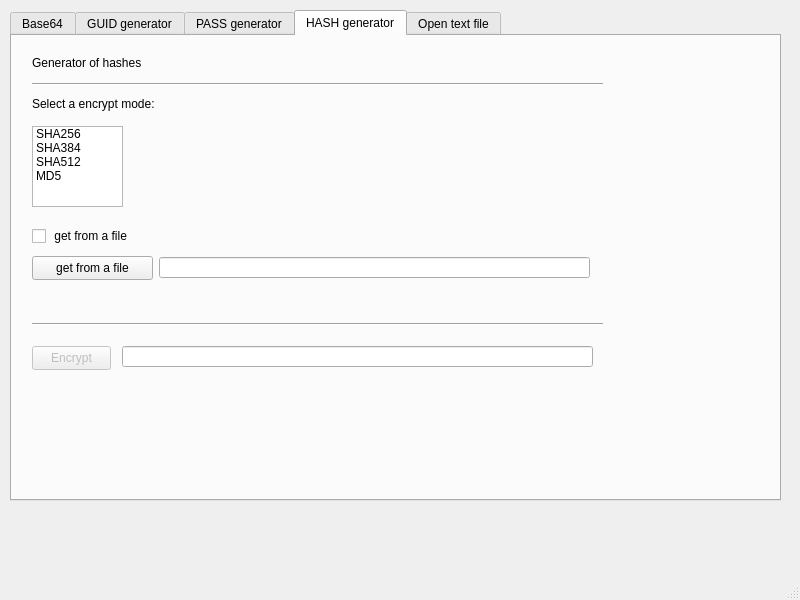
This is main_window.ui in TitoBarrosTI/fast-tools-for-dev as Qt 5 draws it before an edit. The edited form follows.
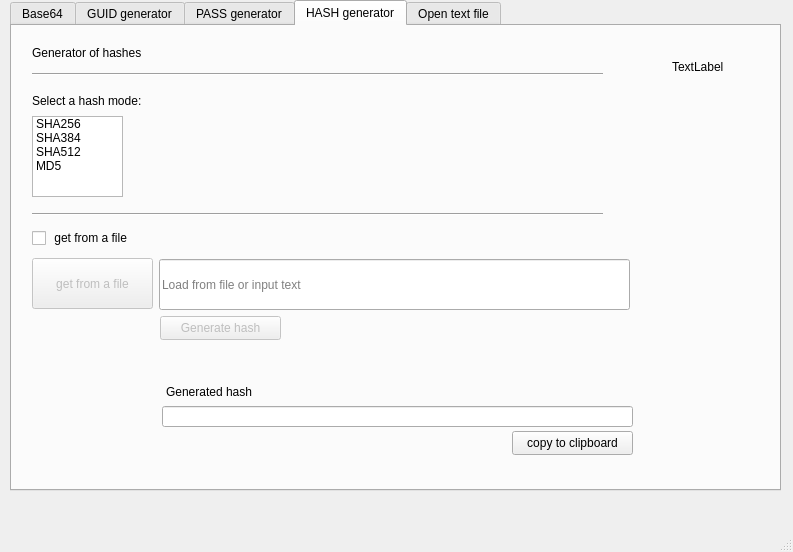
This is the edited form. The open tabs and pages were chosen to show the change.

Commit message:
feat(ui): update hash tab layout and fix widget bindings
- Refactored visual layout of the Hash tab
- Corrected widget names and fixed wrong component assignments
- Added new icons under static/icons

Diff of the .ui file:
```diff
--- a/main_window.ui
+++ b/main_window.ui
@@ -6,8 +6,8 @@
    <rect>
     <x>0</x>
     <y>0</y>
-    <width>800</width>
-    <height>600</height>
+    <width>793</width>
+    <height>552</height>
    </rect>
   </property>
   <property name="windowTitle">
@@ -24,7 +24,7 @@
     <property name="geometry">
      <rect>
       <x>10</x>
-      <y>10</y>
+      <y>0</y>
       <width>771</width>
       <height>491</height>
      </rect>
@@ -492,25 +492,28 @@
       </property>
       <property name="geometry">
        <rect>
-        <x>20</x>
-        <y>310</y>
-        <width>79</width>
+        <x>148</x>
+        <y>290</y>
+        <width>121</width>
         <height>24</height>
        </rect>
       </property>
       <property name="text">
-       <string>Encrypt</string>
+       <string>Generate hash</string>
       </property>
      </widget>
      <widget class="QLineEdit" name="edtHashGenerated">
       <property name="geometry">
        <rect>
-        <x>110</x>
-        <y>310</y>
+        <x>150</x>
+        <y>380</y>
         <width>471</width>
         <height>21</height>
        </rect>
       </property>
+      <property name="readOnly">
+       <bool>true</bool>
+      </property>
      </widget>
      <widget class="QCheckBox" name="chbxIsFile">
       <property name="enabled">
@@ -519,7 +522,7 @@
       <property name="geometry">
        <rect>
         <x>20</x>
-        <y>190</y>
+        <y>202</y>
         <width>121</width>
         <height>20</height>
        </rect>
@@ -531,13 +534,16 @@
        <string> get from a file</string>
       </property>
      </widget>
-     <widget class="QPushButton" name="btnGetFileForCrypto">
+     <widget class="QPushButton" name="btnGetFileForHash">
+      <property name="enabled">
+       <bool>false</bool>
+      </property>
       <property name="geometry">
        <rect>
         <x>20</x>
-        <y>220</y>
+        <y>232</y>
         <width>121</width>
-        <height>24</height>
+        <height>51</height>
        </rect>
       </property>
       <property name="toolTip">
@@ -551,17 +557,20 @@
       <property name="geometry">
        <rect>
         <x>147</x>
-        <y>221</y>
-        <width>431</width>
-        <height>21</height>
+        <y>233</y>
+        <width>471</width>
+        <height>51</height>
        </rect>
       </property>
+      <property name="placeholderText">
+       <string>Load from file or input text</string>
+      </property>
      </widget>
      <widget class="Line" name="line_6">
       <property name="geometry">
        <rect>
         <x>20</x>
-        <y>280</y>
+        <y>180</y>
         <width>571</width>
         <height>16</height>
        </rect>
@@ -574,13 +583,55 @@
       <property name="geometry">
        <rect>
         <x>20</x>
-        <y>60</y>
+        <y>67</y>
         <width>141</width>
         <height>16</height>
        </rect>
       </property>
       <property name="text">
-       <string>Select a encrypt mode:</string>
+       <string>Select a hash mode:</string>
+      </property>
+     </widget>
+     <widget class="QLabel" name="lbl_generated_hash">
+      <property name="geometry">
+       <rect>
+        <x>154</x>
+        <y>358</y>
+        <width>201</width>
+        <height>16</height>
+       </rect>
+      </property>
+      <property name="text">
+       <string>Generated hash</string>
+      </property>
+      <property name="wordWrap">
+       <bool>false</bool>
+      </property>
+     </widget>
+     <widget class="QPushButton" name="btnCopyHash">
+      <property name="geometry">
+       <rect>
+        <x>500</x>
+        <y>405</y>
+        <width>121</width>
+        <height>24</height>
+       </rect>
+      </property>
+      <property name="text">
+       <string>copy to clipboard</string>
+      </property>
+     </widget>
+     <widget class="QLabel" name="lblIconHash">
+      <property name="geometry">
+       <rect>
+        <x>660</x>
+        <y>0</y>
+        <width>81</width>
+        <height>81</height>
+       </rect>
+      </property>
+      <property name="text">
+       <string>TextLabel</string>
       </property>
      </widget>
     </widget>
```
Left out of the diff: 68 changed lines with no effect on the pictures. The commit also changes 1 other file.
